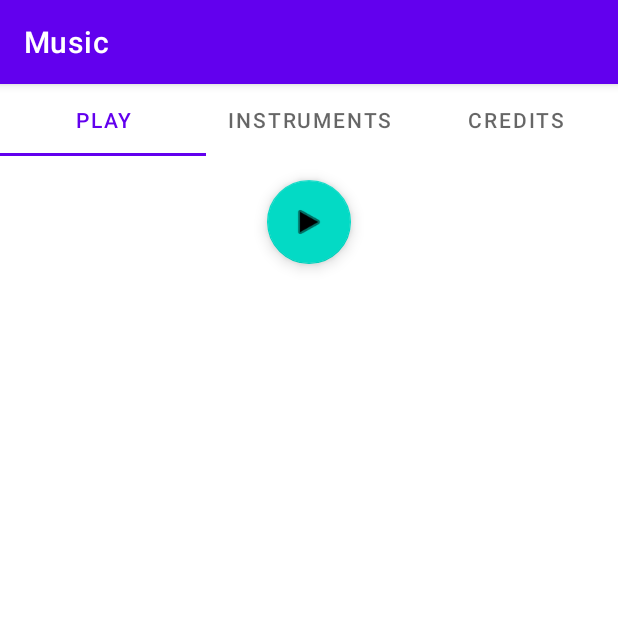
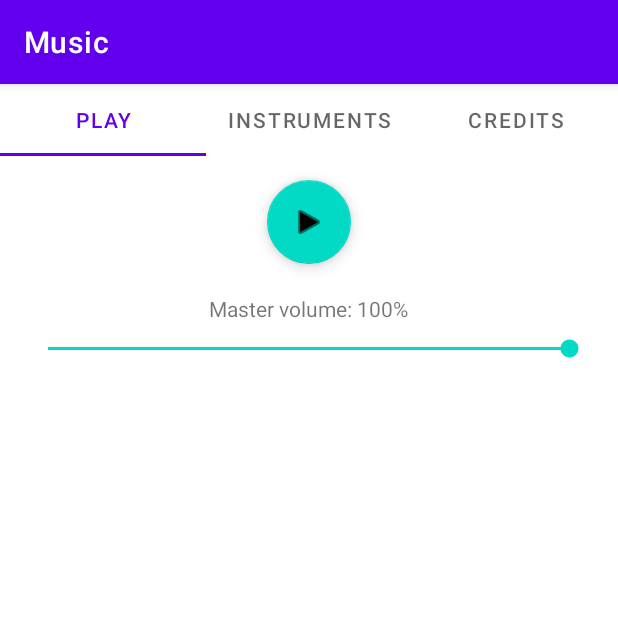
Before and after one commit to biosfood/music-app, an Android app: the screen it shows after launch (MainActivity), on a phone screen of 412 x 824 dp, the top half of it. Run offline under Robolectric (Android 15) with nearby library versions, the phone set to English and light mode, and no system bars; 3 statements that could not run were skipped.

Commit message:
add master volume option

```diff
--- a/app/src/main/java/com/lukas/music/ui/fragments/PlayFragment.kt
+++ b/app/src/main/java/com/lukas/music/ui/fragments/PlayFragment.kt
@@ -4,6 +4,7 @@ import android.os.Bundle
 import android.view.LayoutInflater
 import android.view.View
 import android.view.ViewGroup
+import android.widget.SeekBar
 import androidx.fragment.app.Fragment
 import com.lukas.music.databinding.FragmentPlayBinding
 import com.lukas.music.instruments.Rhythm
@@ -22,6 +23,27 @@ class PlayFragment : Fragment() {
                 if (Rhythm.on) android.R.drawable.ic_media_pause else android.R.drawable.ic_media_play
             )
         }
+        binding.masterVolumeSlider.min = 0
+        binding.masterVolumeSlider.max = 100
+        binding.masterVolumeSlider.setOnSeekBarChangeListener(object :
+            SeekBar.OnSeekBarChangeListener {
+            override fun onProgressChanged(
+                seekBar: SeekBar,
+                progress: Int, fromUser: Boolean
+            ) {
+                setMasterVolume(progress.toDouble() / 100.0)
+                binding.masterVolumeText.text = "Master volume: $progress%"
+            }
+
+            override fun onStartTrackingTouch(seekBar: SeekBar) {
+            }
+
+            override fun onStopTrackingTouch(seekBar: SeekBar) {
+            }
+        })
+        binding.masterVolumeSlider.progress = 100
         return binding.root
     }
+
+    external fun setMasterVolume(volume: Double)
 }
--- a/app/src/main/res/layout/fragment_play.xml
+++ b/app/src/main/res/layout/fragment_play.xml
@@ -16,11 +16,34 @@
             android:layout_height="wrap_content"
             android:layout_marginTop="16dp"
             android:clickable="true"
-            android:contentDescription="start or stop the song"
+            android:contentDescription="@string/play_button_description"
             android:src="@android:drawable/ic_media_play"
             app:fabSize="normal"
             app:layout_constraintEnd_toEndOf="parent"
             app:layout_constraintStart_toStartOf="parent"
             app:layout_constraintTop_toTopOf="parent" />
+
+        <SeekBar
+            android:id="@+id/masterVolumeSlider"
+            android:layout_width="0dp"
+            android:layout_height="wrap_content"
+            android:layout_marginStart="16dp"
+            android:layout_marginTop="8dp"
+            android:layout_marginEnd="16dp"
+            app:layout_constraintEnd_toEndOf="parent"
+            app:layout_constraintHorizontal_bias="0.0"
+            app:layout_constraintStart_toStartOf="parent"
+            app:layout_constraintTop_toBottomOf="@+id/masterVolumeText" />
+
+        <TextView
+            android:id="@+id/masterVolumeText"
+            android:layout_width="wrap_content"
+            android:layout_height="wrap_content"
+            android:layout_marginTop="20dp"
+            app:layout_constraintEnd_toEndOf="parent"
+            app:layout_constraintHorizontal_bias="0.498"
+            app:layout_constraintStart_toStartOf="parent"
+            app:layout_constraintTop_toBottomOf="@+id/playButton" />
+
     </androidx.constraintlayout.widget.ConstraintLayout>
 </FrameLayout>
--- a/app/src/main/res/values/strings.xml
+++ b/app/src/main/res/values/strings.xml
@@ -2,5 +2,5 @@
     <string name="app_name">Music</string>
     <string name="credits_tab">Credits</string>
     <string name="credits">this app was created by Lukas Eisenhauer</string>
-    <string name="hello_blank_fragment">Hello blank fragment</string>
+    <string name="play_button_description">start or stop the song</string>
 </resources>
```
Also changed, not shown: 3 other files.
